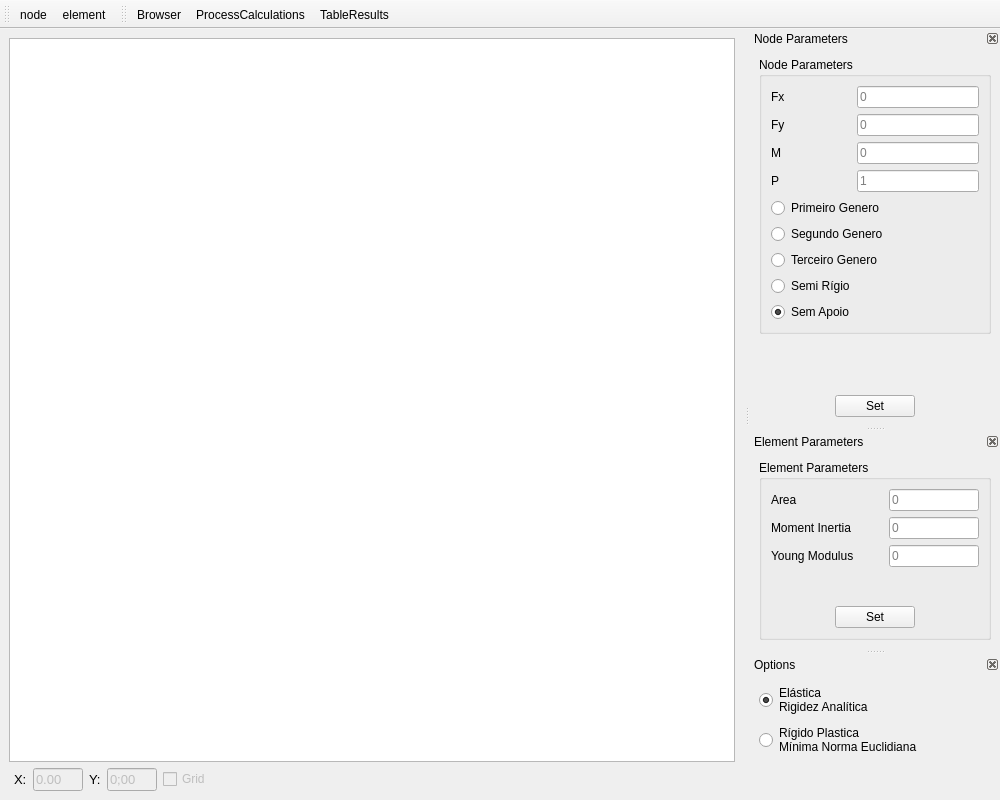
arthurbg951/UVATool, file src/ui/FormUVATool.ui: the form before one commit.
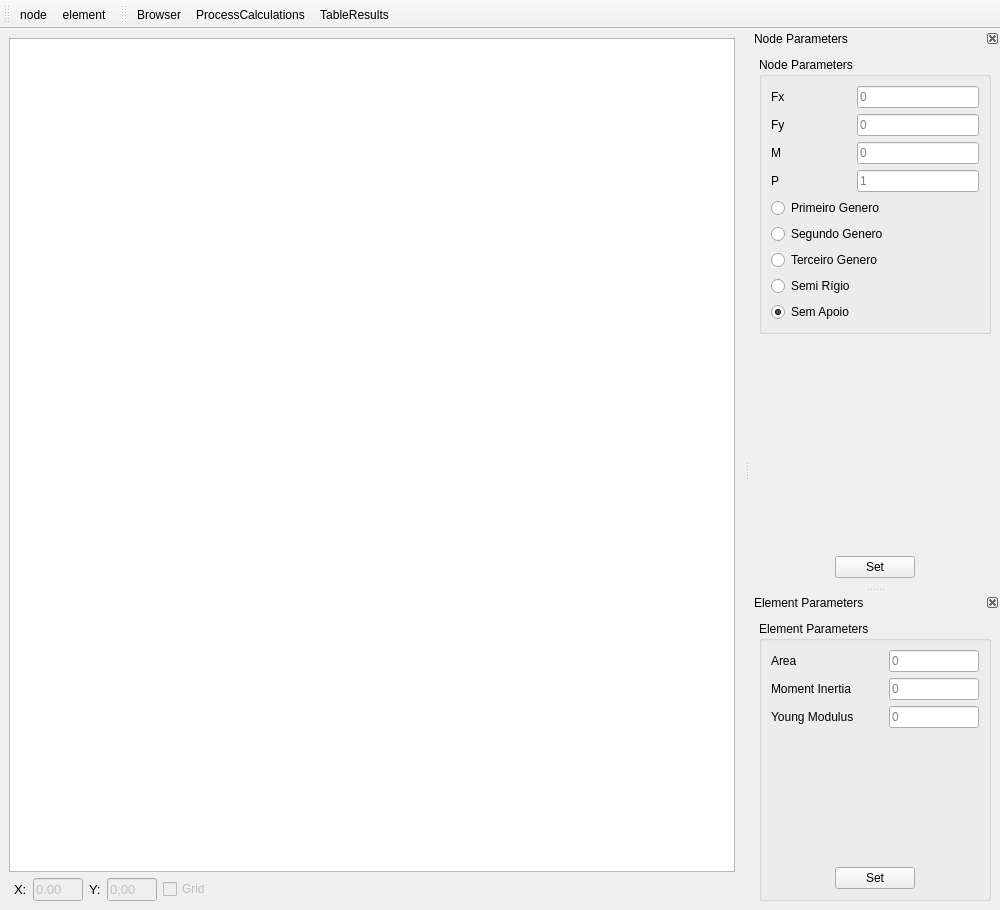
The form after the commit. Icons and pictures are not drawn.

Commit message: Removing Options DockWidget

The edit to the form file:
```diff
--- a/src/ui/FormUVATool.ui
+++ b/src/ui/FormUVATool.ui
@@ -7,7 +7,7 @@
     <x>0</x>
     <y>0</y>
     <width>1000</width>
-    <height>800</height>
+    <height>910</height>
    </rect>
   </property>
   <property name="windowTitle">
@@ -197,7 +197,7 @@
    <property name="minimumSize">
     <size>
      <width>250</width>
-     <height>397</height>
+     <height>454</height>
     </size>
    </property>
    <property name="floating">
@@ -432,7 +432,7 @@
    <property name="minimumSize">
     <size>
      <width>250</width>
-     <height>217</height>
+     <height>258</height>
     </size>
    </property>
    <property name="features">
@@ -597,59 +597,6 @@
     </layout>
    </widget>
   </widget>
-  <widget class="QDockWidget" name="Options">
-   <property name="minimumSize">
-    <size>
-     <width>250</width>
-     <height>129</height>
-    </size>
-   </property>
-   <property name="features">
-    <set>QDockWidget::DockWidgetClosable|QDockWidget::DockWidgetMovable</set>
-   </property>
-   <property name="windowTitle">
-    <string>Options</string>
-   </property>
-   <attribute name="dockWidgetArea">
-    <number>2</number>
-   </attribute>
-   <widget class="QWidget" name="dockWidgetContents_3">
-    <layout class="QGridLayout" name="gridLayout_6">
-     <item row="1" column="0">
-      <widget class="QRadioButton" name="MNE">
-       <property name="text">
-        <string>Rígido Plastica
-Mínima Norma Euclidiana</string>
-       </property>
-      </widget>
-     </item>
-     <item row="0" column="0">
-      <widget class="QRadioButton" name="ERA">
-       <property name="text">
-        <string>Elástica
-Rigidez Analítica</string>
-       </property>
-       <property name="checked">
-        <bool>true</bool>
-       </property>
-      </widget>
-     </item>
-     <item row="2" column="0">
-      <spacer name="verticalSpacer_3">
-       <property name="orientation">
-        <enum>Qt::Vertical</enum>
-       </property>
-       <property name="sizeHint" stdset="0">
-        <size>
-         <width>20</width>
-         <height>40</height>
-        </size>
-       </property>
-      </spacer>
-     </item>
-    </layout>
-   </widget>
-  </widget>
   <action name="ElementAction">
    <property name="checkable">
     <bool>true</bool>
```
The commit also changes 1 other file.
